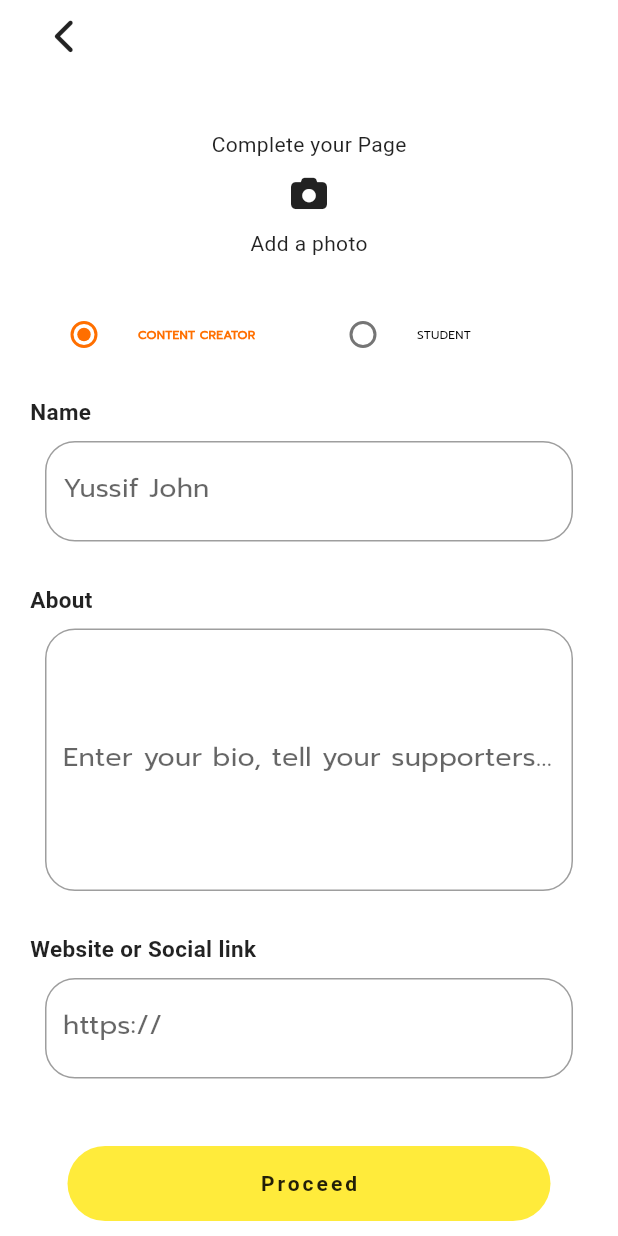
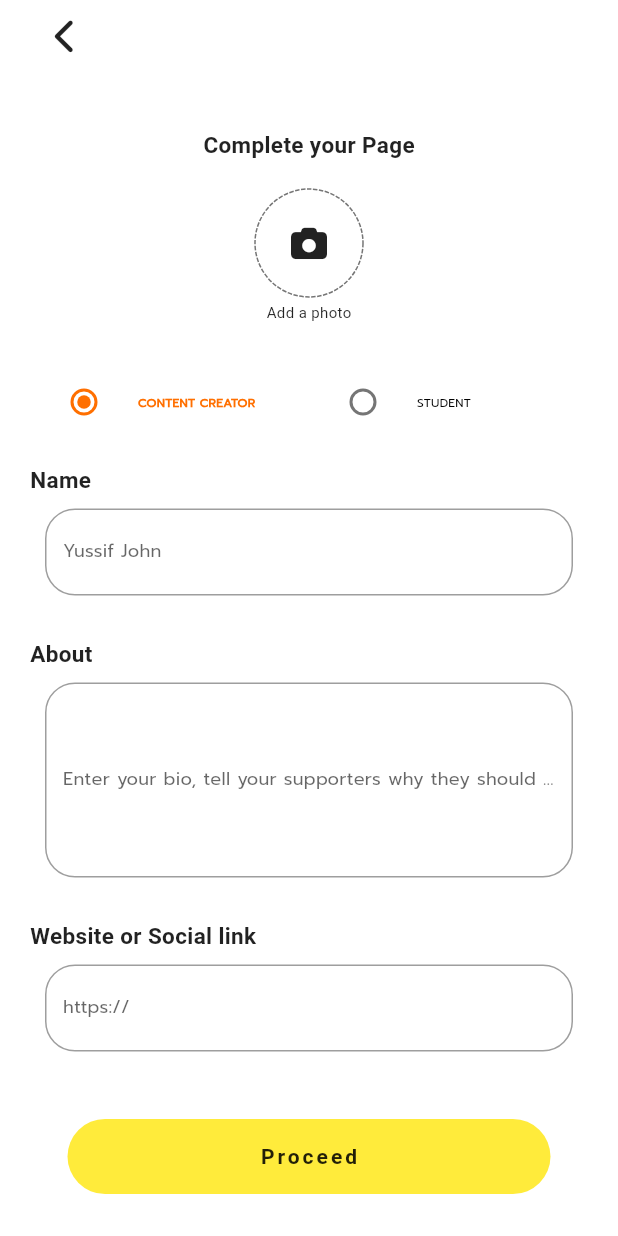
Before and after one commit to yussifm/NearFundDemo, a Flutter app: the screen it shows after launch, on a phone screen of 412 x 824 dp. Run offline on Flutter 3.47's test engine with Material 2 defaults, Android fonts, the phone set to English and light mode, and no system bars; drawn by our look-alikes of dotted_border; our stand-ins replace animated_text_kit, cloud_firestore, firebase_auth, firebase_core, firebase_storage, flutter_custom_clippers and 6 more; accounts and stored records are empty; project files that could hold a hidden picture were left out.

Commit message:
userdetails

```diff
--- a/nearfund/lib/app/UserDetils/userdetails_page.dart
+++ b/nearfund/lib/app/UserDetils/userdetails_page.dart
@@ -1,5 +1,6 @@
 // ignore_for_file: non_constant_identifier_names
 
+import 'package:dotted_border/dotted_border.dart';
 import 'package:flutter/material.dart';
 import 'package:font_awesome_flutter/font_awesome_flutter.dart';
 import 'package:hooks_riverpod/hooks_riverpod.dart';
@@ -62,22 +63,32 @@ class _UserDetailsPageState extends ConsumerState<UserDetailsPage> {
               children: [
                 const Align(
                     alignment: Alignment.center,
-                    child: Text("Complete your Page")),
+                    child: Text(
+                      "Complete your Page",
+                      style:
+                          TextStyle(fontWeight: FontWeight.w600, fontSize: 15),
+                    )),
+                const SizedBox(
+                  height: 20,
+                ),
                 Column(
                   children: [
                     GestureDetector(
                       onTap: () {},
-                      child: Container(
-                        alignment: Alignment.center,
-                        width: 50,
-                        height: 50,
-                        decoration: const BoxDecoration(
-                          shape: BoxShape.circle,
-                        ),
+                      child: DottedBorder(
+                        padding: const EdgeInsets.all(24),
+                        color: Colors.black54,
+                        borderType: BorderType.Circle,
                         child: const FaIcon(FontAwesomeIcons.camera),
                       ),
                     ),
-                    const Text('Add a photo')
+                    const SizedBox(
+                      height: 5,
+                    ),
+                    const Text(
+                      'Add a photo',
+                      style: TextStyle(fontSize: 10),
+                    )
                   ],
                 )
               ],
--- a/nearfund/lib/widgets/general_textfiled.dart
+++ b/nearfund/lib/widgets/general_textfiled.dart
@@ -38,6 +38,7 @@ class _GeneralTextFelidFormWidgetState
     return Container(
       padding: const EdgeInsets.all(10),
       child: TextFormField(
+        style: const TextStyle(fontSize: 12),
         controller: widget.controller,
         obscureText: widget.obsecure,
         keyboardType: widget.Key_Type,
--- a/nearfund/pubspec.yaml
+++ b/nearfund/pubspec.yaml
@@ -61,6 +61,7 @@ dependencies:
   animated_text_kit: ^4.2.2
   flutter_custom_clippers: ^2.0.0
   flutter_neumorphic: ^3.2.0
+  dotted_border: ^2.0.0+2
 
 
 dev_dependencies:
```
Also changed, not shown: nearfund/lib/Utils/erro_text.dart (added, +8 -0 lines), nearfund/lib/Utils/general_firebaseservice.dart (added, +13 -0 lines), nearfund/lib/app/loading/loading_page.dart (+24 -1 lines), nearfund/lib/services/authService.dart (+90 -0 lines), nearfund/pubspec.lock.
